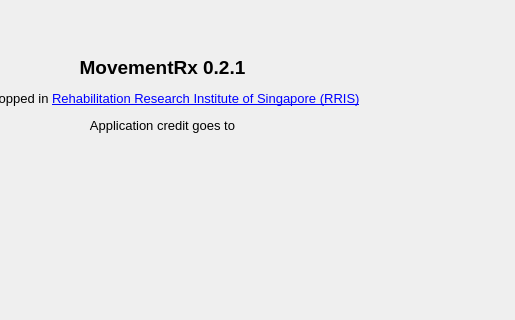
aalhossary/MovementRx, file spmclient/ui/gui/xml/ui_about_dialogue.ui: the form before one commit; both pictures show x 190 to 705 and y 0 to 320 of the 705 by 539 pixel window.
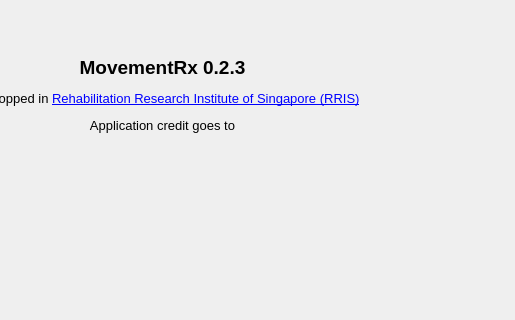
The form after the commit. Icons and pictures are not drawn.

The edit to the form file:
```diff
--- a/spmclient/ui/gui/xml/ui_about_dialogue.ui
+++ b/spmclient/ui/gui/xml/ui_about_dialogue.ui
@@ -17,7 +17,7 @@
    <item row="0" column="0" colspan="2">
     <widget class="QLabel" name="label">
      <property name="text">
-      <string>&lt;html&gt;&lt;head/&gt;&lt;body&gt;&lt;p align=&quot;center&quot;&gt;&lt;span style=&quot; font-size:14pt; font-weight:600;&quot;&gt;MovementRx 0.2.1&lt;/span&gt;&lt;/p&gt;&lt;p align=&quot;center&quot;&gt;&lt;span style=&quot; font-size:10pt;&quot;&gt;Developped in &lt;/span&gt;&lt;a href=&quot;http://rris.ntu.edu.sg/&quot;&gt;&lt;span style=&quot; font-size:10pt; text-decoration: underline; color:#0000ff;&quot;&gt;Rehabilitation Research Institute of Singapore (RRIS)&lt;/span&gt;&lt;/a&gt;&lt;/p&gt;&lt;p align=&quot;center&quot;&gt;&lt;span style=&quot; font-size:10pt;&quot;&gt;Application credit goes to&lt;/span&gt;&lt;/p&gt;&lt;/body&gt;&lt;/html&gt;</string>
+      <string>&lt;html&gt;&lt;head/&gt;&lt;body&gt;&lt;p align=&quot;center&quot;&gt;&lt;span style=&quot; font-size:14pt; font-weight:600;&quot;&gt;MovementRx 0.2.3&lt;/span&gt;&lt;/p&gt;&lt;p align=&quot;center&quot;&gt;&lt;span style=&quot; font-size:10pt;&quot;&gt;Developped in &lt;/span&gt;&lt;a href=&quot;http://rris.ntu.edu.sg/&quot;&gt;&lt;span style=&quot; font-size:10pt; text-decoration: underline; color:#0000ff;&quot;&gt;Rehabilitation Research Institute of Singapore (RRIS)&lt;/span&gt;&lt;/a&gt;&lt;/p&gt;&lt;p align=&quot;center&quot;&gt;&lt;span style=&quot; font-size:10pt;&quot;&gt;Application credit goes to&lt;/span&gt;&lt;/p&gt;&lt;/body&gt;&lt;/html&gt;</string>
      </property>
     </widget>
    </item>
```
